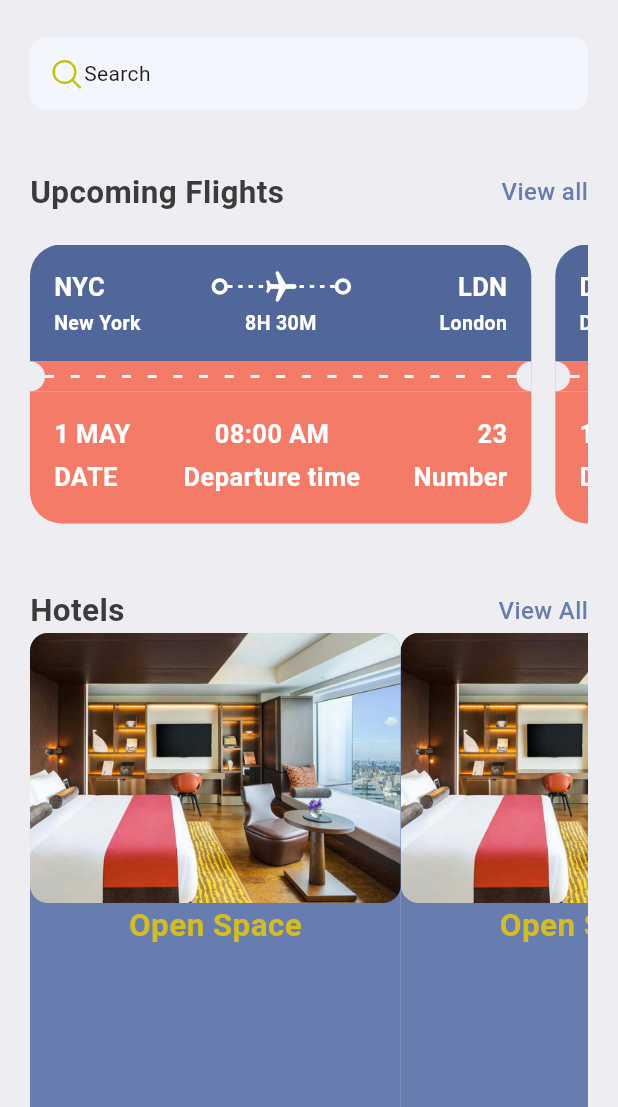
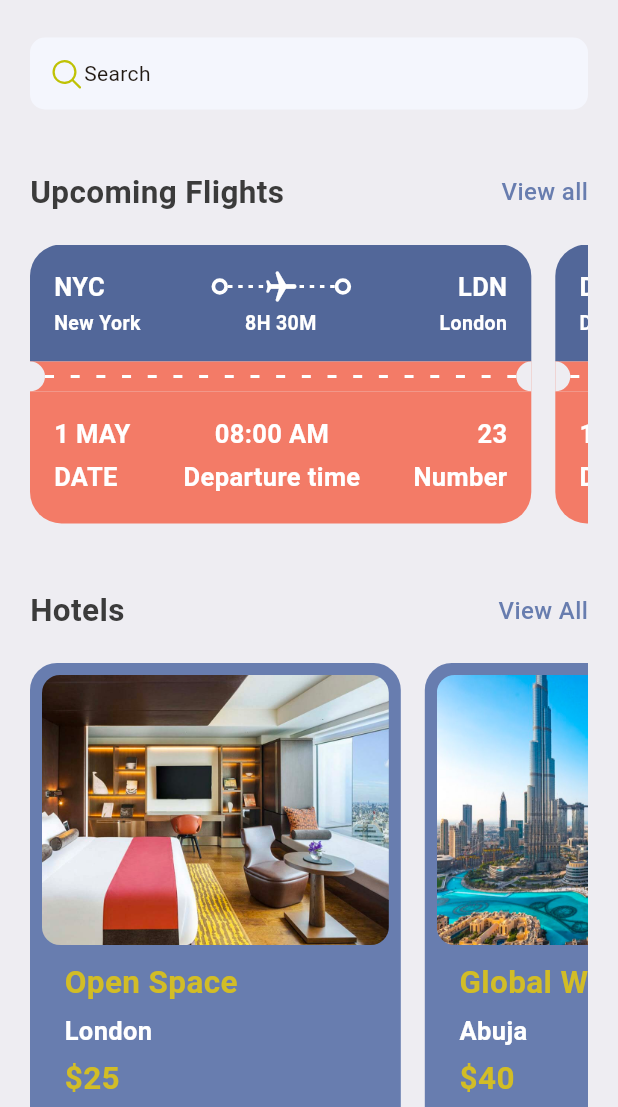
Before and after one commit to retzonel/ticket-app, a Flutter app: the HomeScreen screen opened directly, on a phone screen of 412 x 824 dp, the part 129-1236 px from its top. Run offline on Flutter 3.47's test engine with Material 3 defaults, Android fonts, the phone set to English and light mode, and no system bars; our stand-ins replace fluentui_icons.

Commit message:
Refactor imports, update styles, and remove unused files in the ticket app

```diff
--- a/lib/base/res/media.dart
+++ b/lib/base/res/media.dart
@@ -1,5 +1,6 @@
 class AppMedia {
-  static const _baseImage = 'assets/images';
+  static const String _baseImage = 'assets/images';
   static const logo = "$_baseImage/logo.png";
-  static const holetRoom = "$_baseImage/hotel_room.png";
+  static const String hotelRoom = "$_baseImage/hotel_room.png";
+  static const String planeSit = "$_baseImage/plane_sit.jpg";
 }
--- a/lib/base/res/styles/app_styles.dart
+++ b/lib/base/res/styles/app_styles.dart
@@ -9,6 +9,9 @@ class AppStyles {
   static Color ticketBlue = const Color(0xFF526799);
   static Color ticketOrange = const Color(0xFFf37b67);
   static Color kakiColor = const Color(0xFFd2bd26);
+  static Color planeIconColor = const Color(0xFFBFC20F);
+  static Color findTicketColor = const Color(0xD91130CE);
+  static Color darkCircleColor = Color(0xFF189999);
 
   static TextStyle textStyle = TextStyle(
     fontSize: 16,
--- a/lib/base/utils/app_json.dart
+++ b/lib/base/utils/app_json.dart
@@ -1,142 +1,103 @@
 List<Map<String, dynamic>> ticketList = [
   {
-    'from': {
-      'code': "NYC",
-      'name': "New York"
-    },
-    'to': {
-      'code': "LDN",
-      'name': "London"
-    },
+    'from': {'code': "NYC", 'name': "New York"},
+    'to': {'code': "LDN", 'name': "London"},
     'flying_time': '8H 30M',
     'date': "1 MAY",
     'departure_time': "08:00 AM",
-    "number": 23
+    "number": 23,
   },
   {
-    'from': {
-      'code': "DK",
-      'name': "Dhaka"
-    },
-    'to': {
-      'code': "SH",
-      'name': "Shanghai"
-    },
+    'from': {'code': "DK", 'name': "Dhaka"},
+    'to': {'code': "SH", 'name': "Shanghai"},
     'flying_time': '4H 20M',
     'date': "10 MAY",
     'departure_time': "09:00 AM",
-    "number": 45
+    "number": 45,
   },
   {
-    'from': {
-      'code': "LAX",
-      'name': "Los Angeles"
-    },
-    'to': {
-      'code': "TYO",
-      'name': "Tokyo"
-    },
+    'from': {'code': "LAX", 'name': "Los Angeles"},
+    'to': {'code': "TYO", 'name': "Tokyo"},
     'flying_time': '11H 15M',
     'date': "15 MAY",
     'departure_time': "07:30 PM",
-    "number": 67
+    "number": 67,
   },
   {
-    'from': {
-      'code': "PAR",
-      'name': "Paris"
-    },
-    'to': {
-      'code': "BER",
-      'name': "Berlin"
-    },
+    'from': {'code': "PAR", 'name': "Paris"},
+    'to': {'code': "BER", 'name': "Berlin"},
     'flying_time': '1H 45M',
     'date': "20 MAY",
     'departure_time': "02:00 PM",
-    "number": 89
+    "number": 89,
   },
   {
-    'from': {
-      'code': "CAI",
-      'name': "Cairo"
-    },
-    'to': {
-      'code': "DXB",
-      'name': "Dubai"
-    },
+    'from': {'code': "CAI", 'name': "Cairo"},
+    'to': {'code': "DXB", 'name': "Dubai"},
     'flying_time': '3H 10M',
     'date': "25 MAY",
     'departure_time': "06:00 AM",
-    "number": 102
+    "number": 102,
   },
   {
-    'from': {
-      'code': "RIO",
-      'name': "Rio de Janeiro"
-    },
-    'to': {
-      'code': "MIA",
-      'name': "Miami"
-    },
+    'from': {'code': "RIO", 'name': "Rio de Janeiro"},
+    'to': {'code': "MIA", 'name': "Miami"},
     'flying_time': '7H 25M',
     'date': "30 MAY",
     'departure_time': "10:30 AM",
-    "number": 150
+    "number": 150,
   },
   {
-    'from': {
-      'code': "SYD",
-      'name': "Sydney"
-    },
-    'to': {
-      'code': "AKL",
-      'name': "Auckland"
-    },
+    'from': {'code': "SYD", 'name': "Sydney"},
+    'to': {'code': "AKL", 'name': "Auckland"},
     'flying_time': '3H 5M',
     'date': "2 JUN",
     'departure_time': "01:15 PM",
-    "number": 172
+    "number": 172,
   },
   {
-    'from': {
-      'code': "TOR",
-      'name': "Toronto"
-    },
-    'to': {
-      'code': "CHI",
-      'name': "Chicago"
-    },
+    'from': {'code': "TOR", 'name': "Toronto"},
+    'to': {'code': "CHI", 'name': "Chicago"},
     'flying_time': '1H 35M',
     'date': "5 JUN",
     'departure_time': "09:20 AM",
-    "number": 188
+    "number": 188,
   },
   {
-    'from': {
-      'code': "JNB",
-      'name': "Johannesburg"
-    },
-    'to': {
-      'code': "NBO",
-      'name': "Nairobi"
-    },
+    'from': {'code': "JNB", 'name': "Johannesburg"},
+    'to': {'code': "NBO", 'name': "Nairobi"},
     'flying_time': '3H 0M',
     'date': "12 JUN",
     'departure_time': "05:45 AM",
-    "number": 210
+    "number": 210,
   },
   {
-    'from': {
-      'code': "DEL",
-      'name': "New Delhi"
-    },
-    'to': {
-      'code': "SIN",
-      'name': "Singapore"
-    },
+    'from': {'code': "DEL", 'name': "New Delhi"},
+    'to': {'code': "SIN", 'name': "Singapore"},
     'flying_time': '5H 30M',
     'date': "18 JUN",
     'departure_time': "11:10 PM",
-    "number": 234
+    "number": 234,
   },
 ];
+
+List<Map<String, dynamic>> hotelList = [
+  {
+    'image': 'hotel_room.png',
+    'place': 'Open Space',
+    'destination': 'London',
+    'price': 25,
+  },
+  {
+    'image': 'city_view.png',
+    'place': 'Global Will',
+    'destination': 'Abuja',
+    'price': 40,
+  },
+  {
+    'image': 'pool_view.png',
+    'place': 'Best pool in the city',
+    'destination': 'Dubai',
+    'price': 68,
+  },
+];
--- a/lib/base/widgets/app_double_text.dart
+++ b/lib/base/widgets/app_double_text.dart
@@ -1,7 +1,7 @@
 import 'package:flutter/material.dart';
 import 'package:ticket_app/base/res/styles/app_styles.dart';
 import 'package:ticket_app/base/utils/app_routes.dart';
-import 'package:ticket_app/screens/all_tickets.dart';
+import 'package:ticket_app/screens/home/all_tickets.dart';
 
 class AppDoubleText extends StatelessWidget {
   const AppDoubleText({
--- /dev/null
+++ b/lib/base/widgets/text_style_second.dart
@@ -0,0 +1,23 @@
+import 'package:flutter/material.dart';
+import 'package:ticket_app/base/res/styles/app_styles.dart';
+
+class TextStyleSecond extends StatelessWidget {
+  final String text;
+  final Color color;
+  final TextAlign align;
+  const TextStyleSecond({
+    super.key,
+    required this.text,
+    this.align = TextAlign.start,
+    this.color = Colors.white,
+  });
+
+  @override
+  Widget build(BuildContext context) {
+    return Text(
+      text,
+      textAlign: align,
+      style: AppStyles.headLineStyle2.copyWith(color: color),
+    );
+  }
+}
--- a/lib/base/widgets/ticket_view.dart
+++ b/lib/base/widgets/ticket_view.dart
@@ -10,7 +10,13 @@ import 'package:ticket_app/base/widgets/text_style_third.dart';
 class TicketView extends StatelessWidget {
   final Map<String, dynamic> ticket;
   final bool wholeScreen;
-  const TicketView({super.key, required this.ticket, this.wholeScreen = false});
+  final bool? isColor;
+  const TicketView({
+    super.key,
+    required this.ticket,
+    this.wholeScreen = false,
+    this.isColor,
+  });
 
   @override
   Widget build(BuildContext context) {
@@ -28,7 +34,7 @@ class TicketView extends StatelessWidget {
             Container(
               padding: EdgeInsets.all(16),
               decoration: BoxDecoration(
-                color: AppStyles.ticketBlue,
+                color:isColor == null ?  AppStyles.ticketBlue : Colors.white  ,
                 borderRadius: BorderRadius.only(
                   topLeft: Radius.circular(21),
                   topRight: Radius.circular(21),
--- a/lib/main.dart
+++ b/lib/main.dart
@@ -1,6 +1,6 @@
 import 'package:flutter/material.dart';
 import 'package:ticket_app/base/bottom_nav_bar.dart';
-import 'package:ticket_app/screens/all_tickets.dart';
+import 'package:ticket_app/screens/home/all_tickets.dart';
 
 void main() {
   runApp(const MyApp());
--- a/lib/screens/home_screen.dart
+++ b/lib/screens/home/home_screen.dart
@@ -6,7 +6,7 @@ import 'package:ticket_app/base/utils/app_json.dart';
 import 'package:ticket_app/base/utils/app_routes.dart';
 import 'package:ticket_app/base/widgets/app_double_text.dart';
 import 'package:ticket_app/base/widgets/ticket_view.dart';
-import 'package:ticket_app/screens/widgets/hotel.dart';
+import 'package:ticket_app/screens/home/widgets/hotel.dart';
 
 class HomeScreen extends StatelessWidget {
   const HomeScreen({super.key});
@@ -21,6 +21,7 @@ class HomeScreen extends StatelessWidget {
           Container(
             padding: const EdgeInsets.symmetric(horizontal: 20),
             child: Column(
+              crossAxisAlignment: CrossAxisAlignment.start,
               children: [
                 SizedBox(height: 20),
                 Row(
@@ -91,18 +92,21 @@ class HomeScreen extends StatelessWidget {
                 AppDoubleText(
                   bigText: "Hotels",
                   smallText: "View All",
-                  func:() {
+                  func: () {
                     print("Hotels tapped");
                   },
                 ),
+
+                SizedBox(height: 20),
                 SingleChildScrollView(
                   scrollDirection: Axis.horizontal,
                   child: Row(
-                    children: [
-                      Hotel(), Hotel()
-                    ],
+                    children: hotelList
+                        .take(2)
+                        .map((singleHotel) => Hotel(hotel: singleHotel))
+                        .toList(),
                   ),
-                )
+                ),
               ],
             ),
           ),
--- /dev/null
+++ b/lib/screens/home/widgets/hotel.dart
@@ -0,0 +1,66 @@
+import 'package:flutter/material.dart';
+import 'package:ticket_app/base/res/styles/app_styles.dart';
+import 'package:ticket_app/base/widgets/text_style_second.dart';
+import 'package:ticket_app/base/widgets/text_style_third.dart';
+
+class Hotel extends StatelessWidget {
+  final Map<String, dynamic> hotel;
+  const Hotel({super.key, required this.hotel});
+
+  @override
+  Widget build(BuildContext context) {
+    final size = MediaQuery.of(context).size;
+
+    return Container(
+      padding: const EdgeInsets.all(8.0),
+      margin: EdgeInsets.only(right: 16),
+      width: size.width * 0.6,
+      height: 350,
+      decoration: BoxDecoration(
+        color: AppStyles.primaryColor,
+        borderRadius: BorderRadius.circular(18),
+      ),
+
+      child: Column(
+        crossAxisAlignment: CrossAxisAlignment.start,
+
+        children: [
+          Container(
+            height: 180,
+            decoration: BoxDecoration(
+              color: AppStyles.primaryColor,
+              borderRadius: BorderRadius.circular(12),
+              image: DecorationImage(
+                image: AssetImage("assets/images/${hotel['image']}"),
+                fit: BoxFit.cover,
+              ),
+            ),
+          ),
+          const SizedBox(height: 10),
+          Padding(
+            padding: const EdgeInsets.only(left: 15),
+            child: TextStyleSecond(
+              text: hotel["place"],
+              color: AppStyles.kakiColor,
+            ),
+          ),
+
+          const SizedBox(height: 5),
+          Padding(
+            padding: const EdgeInsets.only(left: 15),
+            child: TextStyleThird(text: hotel["destination"]),
+          ),
+
+          const SizedBox(height: 5),
+          Padding(
+            padding: const EdgeInsets.only(left: 15),
+            child: TextStyleSecond(
+              text: "\$${hotel["price"]}",
+              color: AppStyles.kakiColor,
+            ),
+          ),
+        ],
+      ),
+    );
+  }
+}
--- a/lib/screens/widgets/hotel.dart
+++ /dev/null
@@ -1,43 +0,0 @@
-import 'package:flutter/material.dart';
-import 'package:ticket_app/base/res/media.dart';
-import 'package:ticket_app/base/res/styles/app_styles.dart';
-
-class Hotel extends StatelessWidget {
-  const Hotel({super.key});
-
-  @override
-  Widget build(BuildContext context) {
-    final size = MediaQuery.of(context).size;
-
-    return Container(
-      width: size.width * 0.6,
-      height: 350,
-      decoration: BoxDecoration(
-        color: AppStyles.primaryColor,
-        borderRadius: BorderRadius.circular(24),
-      ),
-      child: Column(
-        children: [
-          Container(
-            height: 180,
-            decoration: BoxDecoration(
-              color: AppStyles.primaryColor,
-              borderRadius: BorderRadius.circular(12),
-              image: DecorationImage(
-                image: AssetImage(AppMedia.holetRoom),
-                fit: BoxFit.cover,
-              ),
-            ),
-          ),
-
-          Text(
-            "Open Space",
-            style: AppStyles.headLineStyle2.copyWith(
-              color: AppStyles.kakiColor,
-            ),
-          ),
-        ],
-      ),
-    );
-  }
-}
```
Also changed, not shown: lib/base/bottom_nav_bar.dart (+7 -4 lines), lib/base/widgets/app_tabs.dart (added, +44 -0 lines), lib/screens/search/search_screen.dart (added, +53 -0 lines), lib/screens/search/widgets/app_text_icon.dart (added, +27 -0 lines), lib/screens/search/widgets/app_ticket_tabs.dart (added, +13 -0 lines), lib/screens/search/widgets/find_tickets.dart (added, +24 -0 lines), lib/screens/search/widgets/ticket_promotion.dart (added, +132 -0 lines), lib/screens/ticket/ticket_screen.dart (added, +32 -0 lines), lib/screens/ticket/widgets/ticket_screen_tabs.dart (added, +11 -0 lines), lib/screens/home/all_tickets.dart (renamed from lib/screens/all_tickets.dart).
